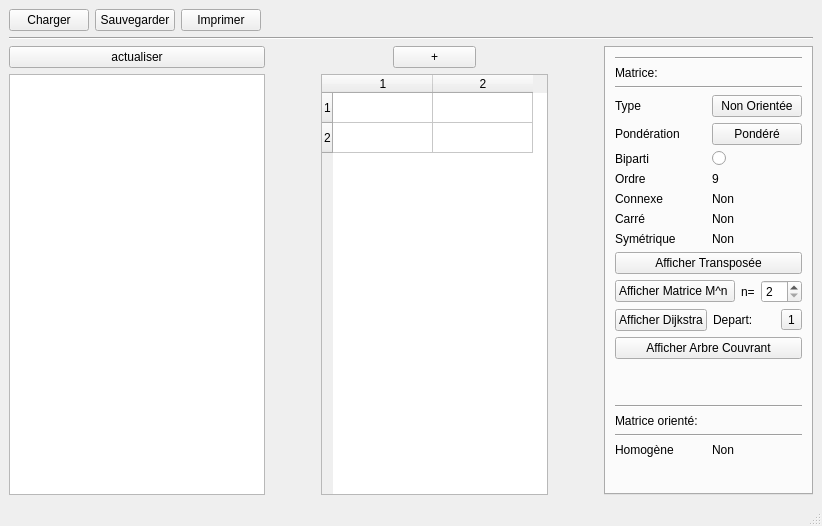
Old version of the form mainwindow.ui in the repository safirex/Matrix-editor.
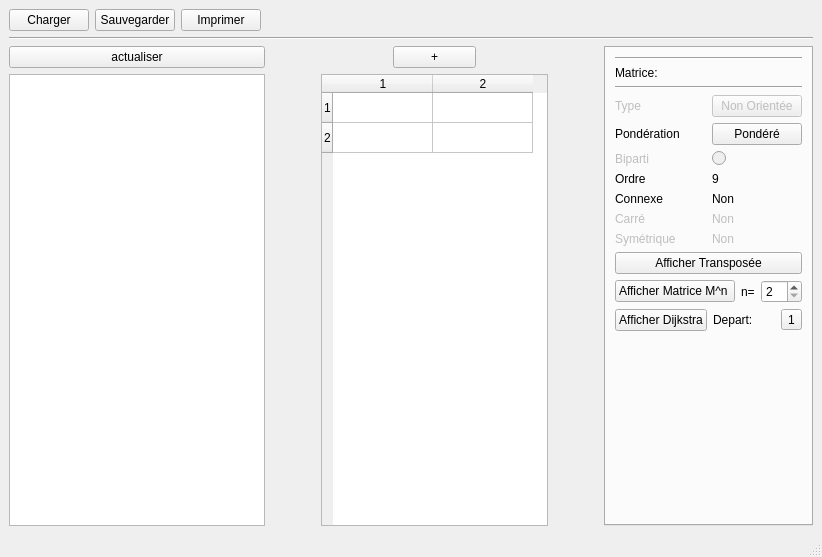
New version of the form. Custom widgets are drawn as their Qt base class.

The edit to the form file:
```diff
--- a/mainwindow.ui
+++ b/mainwindow.ui
@@ -7,7 +7,7 @@
     <x>0</x>
     <y>0</y>
     <width>822</width>
-    <height>526</height>
+    <height>557</height>
    </rect>
   </property>
   <property name="font">
@@ -303,6 +303,9 @@
              <layout class="QHBoxLayout" name="horizontalLayout_14" stretch="0,0">
               <item>
                <widget class="QLabel" name="label_17">
+                <property name="enabled">
+                 <bool>false</bool>
+                </property>
                 <property name="text">
                  <string>Type</string>
                 </property>
@@ -310,6 +313,9 @@
               </item>
               <item>
                <widget class="QPushButton" name="typeChangeButton">
+                <property name="enabled">
+                 <bool>false</bool>
+                </property>
                 <property name="sizePolicy">
                  <sizepolicy hsizetype="Preferred" vsizetype="Fixed">
                   <horstretch>0</horstretch>
@@ -345,6 +351,9 @@
              <layout class="QHBoxLayout" name="horizontalLayout_15" stretch="0,0">
               <item>
                <widget class="QLabel" name="label_18">
+                <property name="enabled">
+                 <bool>false</bool>
+                </property>
                 <property name="text">
                  <string>Biparti</string>
                 </property>
@@ -352,6 +361,9 @@
               </item>
               <item>
                <widget class="QRadioButton" name="radioButton">
+                <property name="enabled">
+                 <bool>false</bool>
+                </property>
                 <property name="text">
                  <string/>
                 </property>
@@ -399,6 +411,9 @@
              <layout class="QHBoxLayout" name="horizontalLayout_6" stretch="0,0">
               <item>
                <widget class="QLabel" name="label_5">
+                <property name="enabled">
+                 <bool>false</bool>
+                </property>
                 <property name="text">
                  <string>Carré</string>
                 </property>
@@ -406,6 +421,9 @@
               </item>
               <item>
                <widget class="QLabel" name="label_6">
+                <property name="enabled">
+                 <bool>false</bool>
+                </property>
                 <property name="text">
                  <string>Non</string>
                 </property>
@@ -417,6 +435,9 @@
              <layout class="QHBoxLayout" name="horizontalLayout_9" stretch="0,0">
               <item>
                <widget class="QLabel" name="label_8">
+                <property name="enabled">
+                 <bool>false</bool>
+                </property>
                 <property name="text">
                  <string>Symétrique</string>
                 </property>
@@ -424,6 +445,9 @@
               </item>
               <item>
                <widget class="QLabel" name="label_Symetrie">
+                <property name="enabled">
+                 <bool>false</bool>
+                </property>
                 <property name="text">
                  <string>Non</string>
                 </property>
@@ -500,72 +524,6 @@
               </item>
              </layout>
             </item>
-            <item>
-             <widget class="QPushButton" name="pushButton_5">
-              <property name="text">
-               <string>Afficher Arbre Couvrant</string>
-              </property>
-             </widget>
-            </item>
-            <item>
-             <spacer name="verticalSpacer_5">
-              <property name="orientation">
-               <enum>Qt::Vertical</enum>
-              </property>
-              <property name="sizeType">
-               <enum>QSizePolicy::Minimum</enum>
-              </property>
-              <property name="sizeHint" stdset="0">
-               <size>
-                <width>20</width>
-                <height>40</height>
-               </size>
-              </property>
-             </spacer>
-            </item>
-            <item>
-             <widget class="Line" name="line_2">
-              <property name="orientation">
-               <enum>Qt::Horizontal</enum>
-              </property>
-             </widget>
-            </item>
-            <item>
-             <layout class="QHBoxLayout" name="horizontalLayout_12" stretch="0">
-              <item>
-               <widget class="QLabel" name="label_14">
-                <property name="text">
-                 <string>Matrice orienté:</string>
-                </property>
-               </widget>
-              </item>
-             </layout>
-            </item>
-            <item>
-             <widget class="Line" name="line_3">
-              <property name="orientation">
-               <enum>Qt::Horizontal</enum>
-              </property>
-             </widget>
-            </item>
-            <item>
-             <layout class="QHBoxLayout" name="horizontalLayout_13" stretch="0,0">
-              <item>
-               <widget class="QLabel" name="label_15">
-                <property name="text">
-                 <string>Homogène</string>
-                </property>
-               </widget>
-              </item>
-              <item>
-               <widget class="QLabel" name="label_16">
-                <property name="text">
-                 <string>Non</string>
-                </property>
-               </widget>
-              </item>
-             </layout>
-            </item>
             <item>
              <spacer name="verticalSpacer_7">
               <property name="orientation">
```
